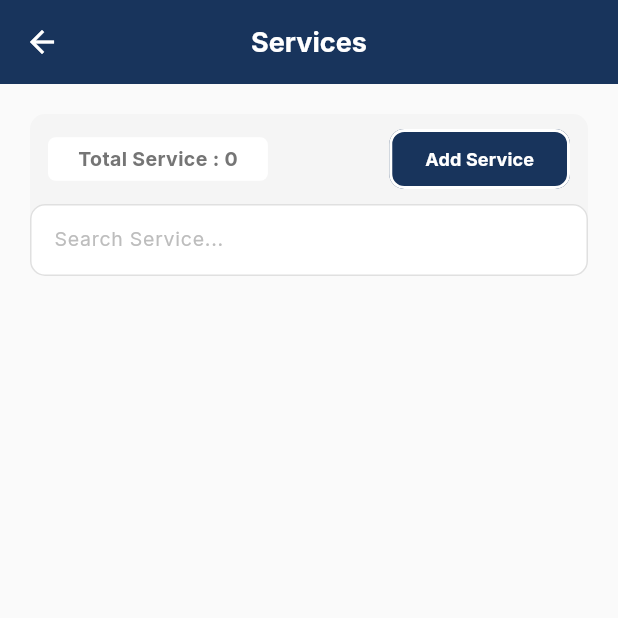
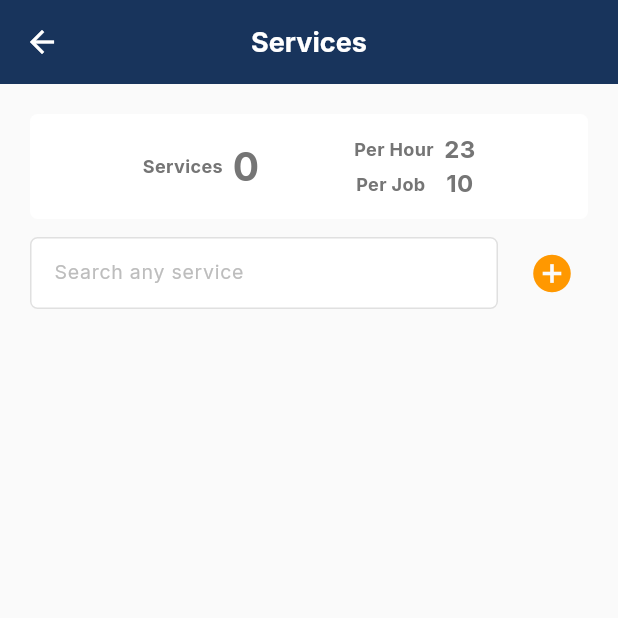
Before and after one commit to iskros03/servenow-mobile, a Flutter app: the Services screen opened by its route, on a phone screen of 412 x 824 dp, the top half of it. Run offline on Flutter 3.47's test engine with Material 3 defaults, Android fonts, the light colour scheme and no system bars; our stand-ins replace flutter_dotenv, font_awesome_flutter, shared_preferences, syncfusion_flutter_calendar; accounts and stored records are empty; network calls fail.

Commit message:
enhance code

```diff
--- a/lib/screens/services.dart
+++ b/lib/screens/services.dart
@@ -135,39 +135,106 @@ class _ServicesState extends State<Services> {
           child: Column(
             crossAxisAlignment: CrossAxisAlignment.start,
             children: [
-              Container(
-                decoration: BoxDecoration(
-                    color: Colors.grey[100],
-                    borderRadius: BorderRadius.all(Radius.circular(10))),
-                child: Column(
+              Column(
                 children: [
                   Container(
-                      padding:
-                          EdgeInsets.symmetric(horizontal: 12, vertical: 6),
+                    padding: EdgeInsets.all(12),
+                    decoration: BoxDecoration(
+                        color: Colors.white,
+                        borderRadius: BorderRadius.all(Radius.circular(5))),
                     child: Row(
-                        mainAxisAlignment: MainAxisAlignment.spaceBetween,
+                      mainAxisAlignment: MainAxisAlignment.spaceEvenly,
                       children: [
                         Row(
                           children: [
-                              Container(
-                                padding: EdgeInsets.symmetric(
-                                    vertical: 5, horizontal: 20),
-                                decoration: BoxDecoration(
-                                    color: Colors.white,
-                                    borderRadius:
-                                        BorderRadius.all(Radius.circular(5))),
+                            SizedBox(
+                              width: 60,
                               child: Text(
-                                  'Total Service : ${services.length}',
+                                textAlign: TextAlign.start,
+                                'Services',
                                 style: TextStyle(
                                     fontFamily: 'Inter',
-                                      fontSize: 13,
+                                    fontSize: 12,
                                     fontWeight: FontWeight.bold,
                                     color: Colors.grey[600]),
                               ),
                             ),
+                            Text(
+                              '${services.length}',
+                              style: TextStyle(
+                                  fontFamily: 'Inter',
+                                  fontSize: 26,
+                                  fontWeight: FontWeight.bold,
+                                  color: Colors.grey[600]),
+                            ),
                           ],
                         ),
-                          ElevatedButton(
+                        Column(
+                          children: [
+                            Row(
+                              children: [
+                                SizedBox(
+                                  width: 60,
+                                  child: Text(
+                                    textAlign: TextAlign.start,
+                                    'Per Hour',
+                                    style: TextStyle(
+                                        fontFamily: 'Inter',
+                                        fontSize: 12,
+                                        fontWeight: FontWeight.bold,
+                                        color: Colors.grey[600]),
+                                  ),
+                                ),
+                                Text(
+                                  '23',
+                                  style: TextStyle(
+                                      fontFamily: 'Inter',
+                                      fontSize: 16,
+                                      fontWeight: FontWeight.bold,
+                                      color: Colors.grey[600]),
+                                ),
+                              ],
+                            ),
+                            Row(
+                              children: [
+                                SizedBox(
+                                  width: 60,
+                                  child: Text(
+                                    textAlign: TextAlign.start,
+                                    'Per Job',
+                                    style: TextStyle(
+                                        fontFamily: 'Inter',
+                                        fontSize: 12,
+                                        fontWeight: FontWeight.bold,
+                                        color: Colors.grey[600]),
+                                  ),
+                                ),
+                                Text(
+                                  '10',
+                                  style: TextStyle(
+                                      fontFamily: 'Inter',
+                                      fontSize: 16,
+                                      fontWeight: FontWeight.bold,
+                                      color: Colors.grey[600]),
+                                ),
+                              ],
+                            ),
+                          ],
+                        ),
+                      ],
+                    ),
+                  ),
+                  SizedBox(height: 12),
+                  Row(
+                    children: [
+                      Expanded(
+                        child: CustomTextField(
+                          controller: searchController,
+                          labelText: 'Search any service',
+                        ),
+                      ),
+                      SizedBox(width: 12),
+                      IconButton(
                         onPressed: () {
                           Navigator.push(
                             context,
@@ -179,17 +246,7 @@ class _ServicesState extends State<Services> {
                             }
                           });
                         },
-                            style: ElevatedButton.styleFrom(
-                              backgroundColor: Color.fromRGBO(24, 52, 92, 1),
-                              elevation: 0,
-                              shape: RoundedRectangleBorder(
-                                borderRadius: BorderRadius.circular(10),
-                              ),
-                              side: BorderSide(
-                                color: Colors.white,
-                                width: 2,
-                              ),
-                            ).copyWith(
+                        style: IconButton.styleFrom().copyWith(
                           overlayColor:
                               WidgetStateProperty.all(Colors.transparent),
                           shadowColor:
@@ -197,24 +254,15 @@ class _ServicesState extends State<Services> {
                           surfaceTintColor:
                               WidgetStateProperty.all(Colors.transparent),
                         ),
-                            child: Text(
-                              'Add Service',
-                              style: TextStyle(
-                                  fontFamily: 'Inter',
-                                  fontSize: 12,
-                                  fontWeight: FontWeight.bold,
-                                  color: Colors.white),
+                        icon: Icon(
+                          Icons.add_circle,
+                          color: Colors.orange[500],
+                          size: 30,
                         ),
                       ),
                     ],
                   ),
-                    ),
-                    CustomTextField(
-                      controller: searchController,
-                      labelText: 'Search Service...',
-                    ),
                 ],
-                ),
               ),
               SizedBox(height: 25),
               Expanded(
@@ -238,7 +286,7 @@ class _ServicesState extends State<Services> {
                               backgroundColor: Colors.white,
                               elevation: 0,
                               shape: RoundedRectangleBorder(
-                                borderRadius: BorderRadius.circular(10),
+                                borderRadius: BorderRadius.circular(5),
                               ),
                               padding: EdgeInsets.symmetric(
                                   horizontal: 20, vertical: 20),
--- a/lib/widgets/custom_dropdown_menu.dart
+++ b/lib/widgets/custom_dropdown_menu.dart
@@ -101,7 +101,7 @@ class CustomDropdownMenu extends StatelessWidget {
         padding: const EdgeInsets.symmetric(horizontal: 12, vertical: 12),
         decoration: BoxDecoration(
           color: Colors.white,
-          borderRadius: BorderRadius.circular(10),
+          borderRadius: BorderRadius.circular(5),
           border: Border.all(
             width: 1, // Use the borderWidth parameter
             color: isEnabled
--- a/lib/widgets/custom_text_field.dart
+++ b/lib/widgets/custom_text_field.dart
@@ -42,14 +42,14 @@ class CustomTextField extends StatelessWidget {
         hintStyle: TextStyle(
             fontFamily: 'Inter', fontSize: 13, color: Colors.grey[400]),
         enabledBorder: OutlineInputBorder(
-          borderRadius: BorderRadius.all(Radius.circular(10.0)),
+          borderRadius: BorderRadius.all(Radius.circular(5)),
           borderSide:
               BorderSide(color: Colors.grey[300] ?? Colors.grey, width: 1),
         ),
         focusedBorder: OutlineInputBorder(
-          borderRadius: BorderRadius.all(Radius.circular(10.0)),
+          borderRadius: BorderRadius.all(Radius.circular(5)),
           borderSide:
-              BorderSide(color: Colors.grey[300] ?? Colors.grey, width: 1),
+              BorderSide(color: Colors.grey[500] ?? Colors.grey, width: 1),
         ),
         prefixText: prefixText,
         prefixStyle: TextStyle(
```
Also changed, not shown: lib/screens/add_service.dart (+6 -11 lines), lib/screens/my_booking.dart (+132 -54 lines), lib/screens/task_preferences.dart (+34 -52 lines), lib/screens/update_timeslot_availability.dart (+31 -21 lines). Lines whose indentation alone changed are shown as unchanged.
